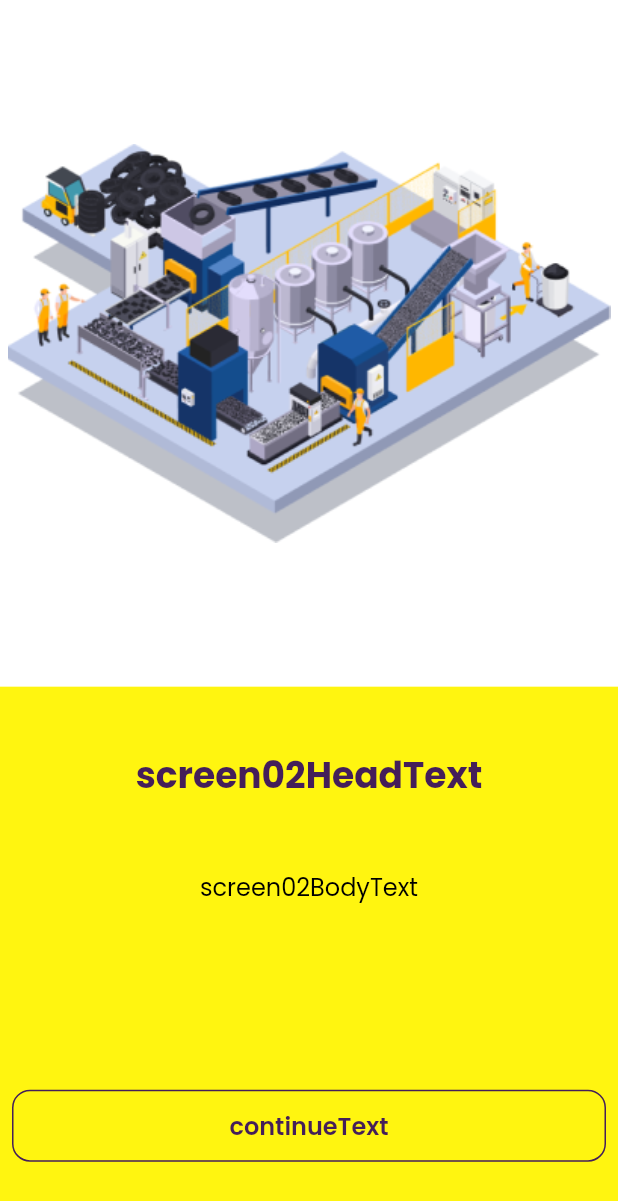
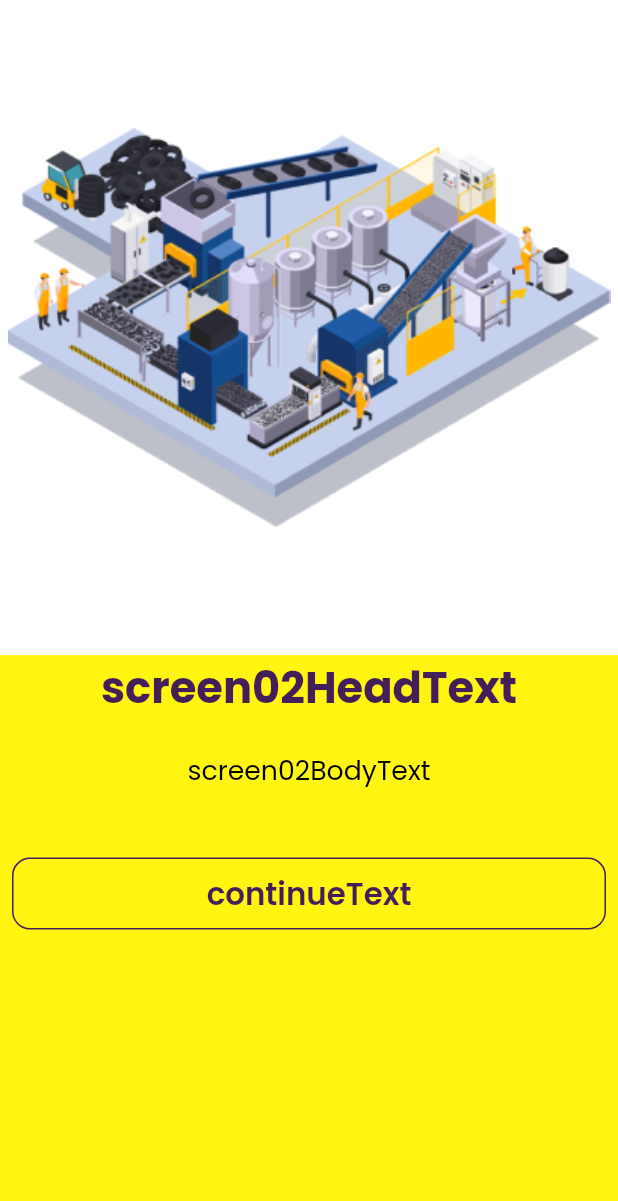
Before and after one commit to Daniel-TheProgrammer/sikatronic_equipment, a Flutter app: the SecondScreen screen opened by its route, on a phone screen of 412 x 824 dp. Shown: the top 1201 px of the screen. Run offline on Flutter 3.47's test engine with Material 2 defaults, Android fonts, the phone set to English and light mode, and no system bars; our stand-ins replace cloud_firestore, country_picker, device_preview, firebase_auth, firebase_core, flutter_screenutil and 4 more; missing offline and left inert: flutter_email_sender; accounts and stored records are empty.

Commit message:
first_screen_respo_done

```diff
--- a/lib/screens/Screen01/screen01.dart
+++ b/lib/screens/Screen01/screen01.dart
@@ -6,6 +6,7 @@ import 'package:sikatronics_equipment/screens/Screen02/screen02.dart';
 
 import 'package:sikatronics_equipment/widget/my_button.dart';
 import 'package:sikatronics_equipment/widget/translate_text.dart';
+import 'package:sizer/sizer.dart';
 
 import '../../utils/colors.dart';
 
@@ -100,7 +101,7 @@ class FirstScreen extends StatelessWidget {
                     child: textTranslator(
                       text: 'screen01BodyText',
                       textAlign: TextAlign.center,
-                      fontSize: 16,
+                      fontSize: SizerUtil.deviceType == DeviceType.mobile ? 16.sp : 13.sp,
                       fontWeight: FontWeight.w400,
                       height: 1.5,
                       color: AppColor.accentColor400,
--- a/lib/screens/Screen02/screen02.dart
+++ b/lib/screens/Screen02/screen02.dart
@@ -1,10 +1,10 @@
 import 'package:flutter/material.dart';
-import 'package:flutter_screenutil/flutter_screenutil.dart';
 import 'package:get/get.dart';
 import 'package:google_fonts/google_fonts.dart';
 import 'package:sikatronics_equipment/screens/Screen03/screen03.dart';
 import 'package:sikatronics_equipment/utils/colors.dart';
 import 'package:sikatronics_equipment/widget/translate_text.dart';
+import 'package:sizer/sizer.dart';
 
 
 import '../../widget/my_button.dart';
@@ -14,7 +14,7 @@ class SecondScreen extends StatelessWidget {
 
   @override
   Widget build(BuildContext context) {
-    debugPrint('Width: ${Get.width}, Height: ${Get.height / 1.8}');
+
     return Scaffold(
       body: Container(
         decoration: const BoxDecoration(
@@ -26,7 +26,8 @@ class SecondScreen extends StatelessWidget {
             Container(
               color: Colors.white,
               width: double.infinity,
-              height: Get.height / 1.8,
+              height: MediaQuery.of(context).size.height * 0.53,
+              // height: Get.height / 1.8,
               padding: const EdgeInsets.all(5),
               child: Image.asset(
                 'assets/imgs/engine001.png',
@@ -36,17 +37,17 @@ class SecondScreen extends StatelessWidget {
             Expanded(
               child: Column(
                 crossAxisAlignment: CrossAxisAlignment.center,
-                mainAxisAlignment: MainAxisAlignment.spaceAround,
+                // mainAxisAlignment: MainAxisAlignment.spaceAround,
 
                 children: [
                   Container(
-                    margin: const EdgeInsets.fromLTRB(0.5, 0, 0.5, 32),
+                    margin: EdgeInsets.fromLTRB(0.5, 0, 0.5, 32),
                     width: double.infinity,
                     child: Column(
                       crossAxisAlignment: CrossAxisAlignment.center,
                       children: [
                         Container(
-                          margin: const EdgeInsets.fromLTRB(0, 0, 0, 24),
+                          margin: EdgeInsets.fromLTRB(0, 0, 0, 20), //B=24
                           // child: Text(
                           //   'Welcome to Sikatronicks Equipment',
                           //   textAlign: TextAlign.center,
@@ -59,15 +60,15 @@ class SecondScreen extends StatelessWidget {
                           // ),
                            child: textTranslator(text: 'screen02HeadText',
                           textAlign: TextAlign.center,
-                          fontSize:24, // 24.sp,
+                          fontSize:21.sp, // 24.sp,
                           fontWeight: FontWeight.w700,
                           height: 1.5,
                           color: AppColor.accentColor400,
                           ),
                         ),
                         Container(
-                          margin: const EdgeInsets.fromLTRB(0, 20, 0, 0),
-                          // margin: const EdgeInsets.fromLTRB(0, 0, 0, 10),
+
+                          margin: EdgeInsets.fromLTRB(8, 0, 8, 5),
                           // child: Text(
                           //   'Companion of entrepreneur’s. We provide your machines, equipment, raw materials and maintenance for your business.',
                           //   textAlign: TextAlign.center,
@@ -80,7 +81,7 @@ class SecondScreen extends StatelessWidget {
                           // ),
                           child: textTranslator(text: 'screen02BodyText',
                           textAlign: TextAlign.center,
-                          fontSize: 16, //16.sp,
+                          fontSize: 13.sp, //16.sp,
                           fontWeight: FontWeight.w400,
                           height: 1.5,
                           color: const Color(0xFF000000)
--- a/lib/widget/my_button.dart
+++ b/lib/widget/my_button.dart
@@ -1,8 +1,8 @@
 import 'package:flutter/material.dart';
-import 'package:flutter_screenutil/flutter_screenutil.dart';
-import 'package:get/get.dart';
+import 'package:get/get.dart' show sp;
 import 'package:google_fonts/google_fonts.dart';
 import 'package:sikatronics_equipment/utils/colors.dart';
+import 'package:sizer/sizer.dart';
 
 class MyButton extends StatelessWidget {
   final Function() onTapped;
@@ -27,7 +27,7 @@ class MyButton extends StatelessWidget {
           child: Text(
             label,
             style: GoogleFonts.poppins(
-              fontSize: 16,
+              fontSize: 15.sp,
               fontWeight: FontWeight.w600,
               height: 1.5,
               color: AppColor.accentColor400,
```
